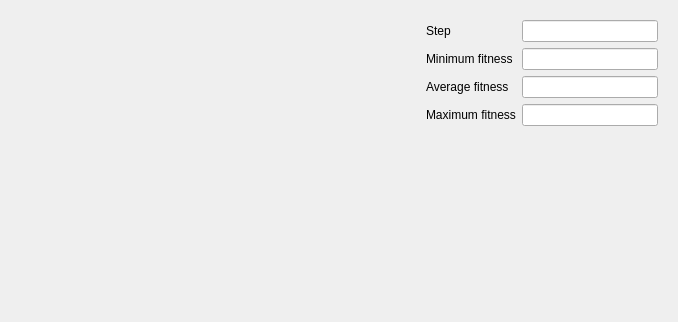
FrankBlabu/GenePool, file src/libs/ecoscope/gep_scope_main_window.ui: the form before one commit.
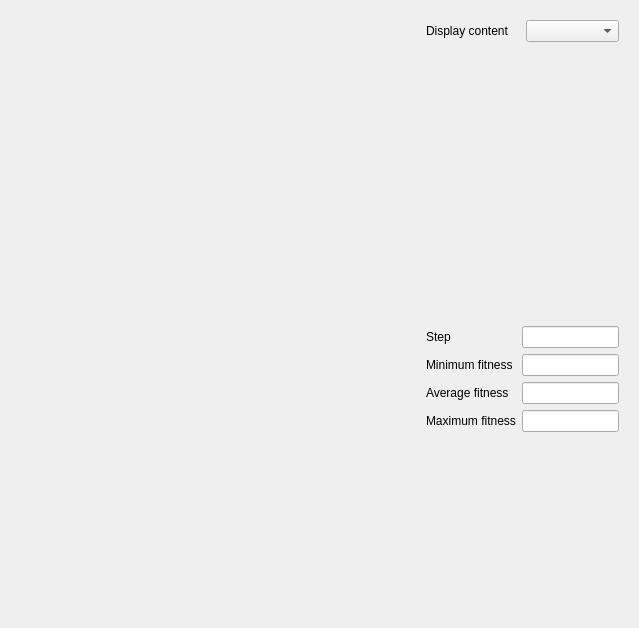
The form after the commit.

Commit message: World display implemented.

```diff
--- a/src/libs/ecoscope/gep_scope_main_window.ui
+++ b/src/libs/ecoscope/gep_scope_main_window.ui
@@ -6,15 +6,60 @@
    <rect>
     <x>0</x>
     <y>0</y>
-    <width>678</width>
-    <height>318</height>
+    <width>639</width>
+    <height>624</height>
    </rect>
   </property>
   <property name="windowTitle">
    <string>Form</string>
   </property>
-  <layout class="QGridLayout" name="gridLayout_2">
+  <layout class="QGridLayout" name="gridLayout_3">
    <item row="0" column="0">
+    <widget class="QWidget" name="_world_display_frame" native="true">
+     <property name="sizePolicy">
+      <sizepolicy hsizetype="Expanding" vsizetype="Expanding">
+       <horstretch>0</horstretch>
+       <verstretch>0</verstretch>
+      </sizepolicy>
+     </property>
+     <property name="minimumSize">
+      <size>
+       <width>400</width>
+       <height>300</height>
+      </size>
+     </property>
+    </widget>
+   </item>
+   <item row="0" column="1">
+    <widget class="QWidget" name="_display_content_frame" native="true">
+     <layout class="QGridLayout" name="gridLayout">
+      <item row="0" column="0">
+       <widget class="QLabel" name="_display_content_label">
+        <property name="text">
+         <string>Display content</string>
+        </property>
+       </widget>
+      </item>
+      <item row="0" column="1">
+       <widget class="QComboBox" name="_display_content"/>
+      </item>
+      <item row="1" column="0" colspan="2">
+       <spacer name="verticalSpacer">
+        <property name="orientation">
+         <enum>Qt::Vertical</enum>
+        </property>
+        <property name="sizeHint" stdset="0">
+         <size>
+          <width>0</width>
+          <height>129</height>
+         </size>
+        </property>
+       </spacer>
+      </item>
+     </layout>
+    </widget>
+   </item>
+   <item row="1" column="0">
     <widget class="QWidget" name="_diagram_frame" native="true">
      <property name="sizePolicy">
       <sizepolicy hsizetype="Expanding" vsizetype="Preferred">
@@ -30,16 +75,9 @@
      </property>
     </widget>
    </item>
-   <item row="0" column="1">
+   <item row="1" column="1">
     <widget class="QWidget" name="_statistics_frame" native="true">
-     <layout class="QGridLayout" name="gridLayout">
-      <item row="0" column="0">
-       <widget class="QLabel" name="_step_label">
-        <property name="text">
-         <string>Step</string>
-        </property>
-       </widget>
-      </item>
+     <layout class="QGridLayout" name="gridLayout_2">
       <item row="0" column="1">
        <widget class="QLineEdit" name="_step">
         <property name="readOnly">
@@ -90,7 +128,7 @@
        </widget>
       </item>
       <item row="4" column="0" colspan="2">
-       <spacer name="verticalSpacer">
+       <spacer name="verticalSpacer_2">
         <property name="orientation">
          <enum>Qt::Vertical</enum>
         </property>
@@ -102,6 +140,13 @@
         </property>
        </spacer>
       </item>
+      <item row="0" column="0">
+       <widget class="QLabel" name="_step_label">
+        <property name="text">
+         <string>Step</string>
+        </property>
+       </widget>
+      </item>
      </layout>
     </widget>
    </item>
```
The commit also changes 14 other files.
